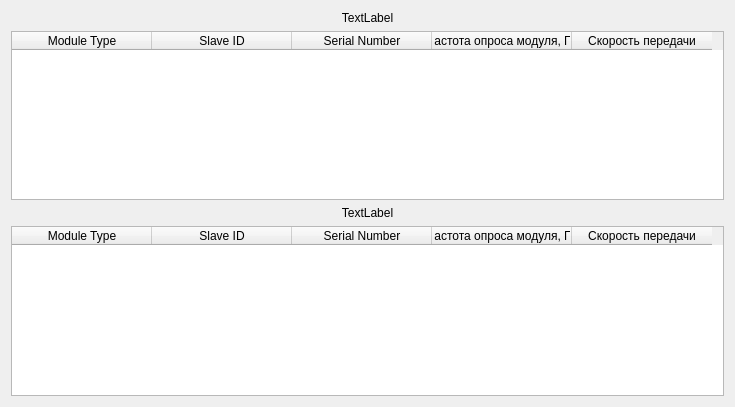
Qt form tableforied.ui (morsmordre-btch/configurator) before a commit.
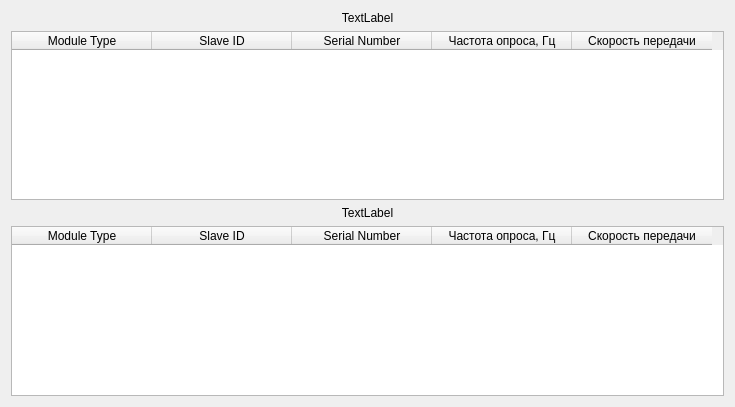
The same form after that commit.

Commit message: Автоподстройка размеров блоков модуля в зависимости от размера шрифта и текста.

What changed in the file:
```diff
--- a/tableforied.ui
+++ b/tableforied.ui
@@ -72,7 +72,7 @@
        </column>
        <column>
         <property name="text">
-         <string>Частота опроса модуля, Гц</string>
+         <string>Частота опроса, Гц</string>
         </property>
        </column>
        <column>
@@ -123,7 +123,7 @@
        </column>
        <column>
         <property name="text">
-         <string>Частота опроса модуля, Гц</string>
+         <string>Частота опроса, Гц</string>
         </property>
        </column>
        <column>
```
The commit also changes 12 other files.
